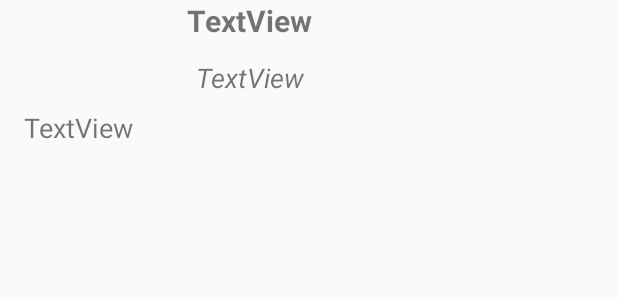
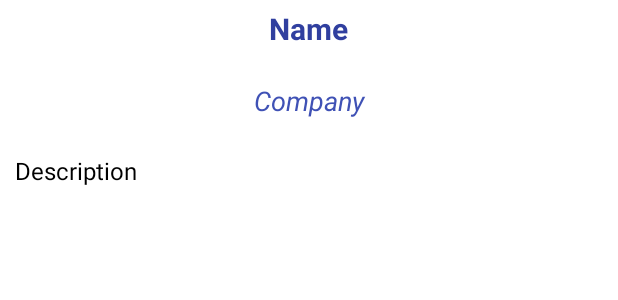
Before and after one commit to GabrielGrimberg/TrendingNow, an Android app: the layout list_record.xml on its own in the app's theme, with its tools: preview values and no code run, on a phone screen of 412 x 824 dp. Shown: the top 300 px of the screen. Run offline under Robolectric (Android 15) with nearby library versions, the phone set to English and light mode, and no system bars.

Commit message:
Stable Release

```diff
--- a/TrendingNow/app/src/main/java/com/gabrielgrimberg/trendingnow/FeedAdapter.java
+++ b/TrendingNow/app/src/main/java/com/gabrielgrimberg/trendingnow/FeedAdapter.java
@@ -31,8 +31,6 @@ public class FeedAdapter extends ArrayAdapter
         this.layoutRes = resource;
         this.layoutInf = LayoutInflater.from(context);
         this.apps = apps;
-
-
     }
 
     @Override
--- a/TrendingNow/app/src/main/res/layout/list_record.xml
+++ b/TrendingNow/app/src/main/res/layout/list_record.xml
@@ -1,49 +1,46 @@
 <?xml version="1.0" encoding="utf-8"?>
-<android.support.constraint.ConstraintLayout xmlns:android="http://schemas.android.com/apk/res/android"
-    xmlns:app="http://schemas.android.com/apk/res-auto"
-    xmlns:tools="http://schemas.android.com/tools"
+<RelativeLayout xmlns:android="http://schemas.android.com/apk/res/android"
     android:layout_width="match_parent"
     android:layout_height="match_parent"
-    tools:layout_editor_absoluteX="0dp"
-    tools:layout_editor_absoluteY="81dp">
+    android:background="#ffffff"
+    android:orientation="vertical"
+    android:paddingBottom="5dp"
+    android:paddingLeft="10dp"
+    android:paddingRight="10dp"
+    android:paddingTop="5dp">
 
     <TextView
         android:id="@+id/tvName"
-        android:layout_width="332dp"
-        android:layout_height="29dp"
-        android:text="TextView"
-        android:textAlignment="center"
-        android:textSize="20sp"
+        android:layout_width="wrap_content"
+        android:layout_height="wrap_content"
+        android:text="Name"
+        android:textColor="@color/colorPrimaryDark"
+        android:textSize="20dp"
         android:textStyle="bold"
-        tools:layout_editor_absoluteX="14dp"
-        tools:layout_editor_absoluteY="16dp" />
+        android:layout_alignParentTop="true"
+        android:layout_centerHorizontal="true" />
 
     <TextView
         android:id="@+id/tvArist"
-        android:layout_width="332dp"
-        android:layout_height="20dp"
-        android:layout_marginEnd="130dp"
-        android:layout_marginTop="10dp"
-        android:text="TextView"
+        android:layout_width="157dp"
+        android:layout_height="wrap_content"
+        android:layout_below="@+id/tvName"
+        android:layout_centerHorizontal="true"
+        android:layout_marginTop="22dp"
+        android:text="Company"
         android:textAlignment="center"
-        android:textSize="18sp"
-        android:textStyle="italic"
-        app:layout_constraintTop_toBottomOf="@+id/tvName"
-        tools:layout_editor_absoluteX="14dp" />
+        android:textColor="@color/colorPrimary"
+        android:textSize="18dp"
+        android:textStyle="italic" />
 
     <TextView
         android:id="@+id/tvSummary"
-        android:layout_width="0dp"
+        android:layout_width="wrap_content"
         android:layout_height="wrap_content"
-        android:layout_marginLeft="16dp"
-        android:layout_marginRight="16dp"
-        android:layout_marginTop="13dp"
-        android:text="TextView"
-        android:textSize="18sp"
-        app:layout_constraintLeft_toLeftOf="parent"
-        app:layout_constraintRight_toRightOf="parent"
-        app:layout_constraintTop_toBottomOf="@+id/tvArist"
-        app:layout_constraintHorizontal_bias="0.0"
-        android:layout_marginStart="16dp"
-        android:layout_marginEnd="16dp" />
-</android.support.constraint.ConstraintLayout>
+        android:text="Description"
+        android:textColor="@color/colorBlack"
+        android:textSize="16dp"
+        android:layout_marginTop="23dp"
+        android:layout_below="@+id/tvArist"
+        android:layout_alignParentStart="true" />
+</RelativeLayout>
--- a/TrendingNow/app/src/main/res/values/colors.xml
+++ b/TrendingNow/app/src/main/res/values/colors.xml
@@ -3,4 +3,5 @@
     <color name="colorPrimary">#3F51B5</color>
     <color name="colorPrimaryDark">#303F9F</color>
     <color name="colorAccent">#FF4081</color>
+    <color name="colorBlack">#000</color>
 </resources>
```
Also changed, not shown: TrendingNow/app/src/main/java/com/gabrielgrimberg/trendingnow/MainActivity.java (+59 -11 lines), TrendingNow/app/src/main/res/menu/feeds_menu.xml (+6 -3 lines).
